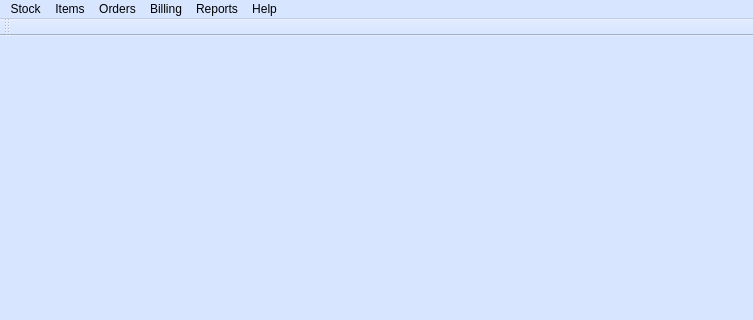
First picture: the form in estorecpp/esmainwindow.ui, repository Watti/estorecpp, before the edit; both pictures show x 0 to 753 and y 0 to 320 of the 753 by 540 pixel window.
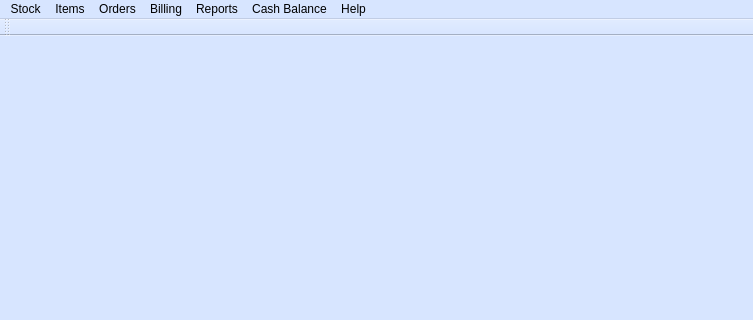
Second picture: the form after the edit.

Commit message: Cash balance related changes

What changed in the file:
```diff
--- a/estorecpp/esmainwindow.ui
+++ b/estorecpp/esmainwindow.ui
@@ -133,11 +133,19 @@
     </property>
     <addaction name="actionManageOrderItems"/>
    </widget>
+   <widget class="QMenu" name="menuCashBalance">
+    <property name="title">
+     <string>Cash Balance</string>
+    </property>
+    <addaction name="actionConfigure"/>
+    <addaction name="actionShowStatus"/>
+   </widget>
    <addaction name="menuStock"/>
    <addaction name="menuItems"/>
    <addaction name="menuOrders"/>
    <addaction name="menuBilling"/>
    <addaction name="menuReports"/>
+   <addaction name="menuCashBalance"/>
    <addaction name="menuHelp"/>
   </widget>
   <widget class="QToolBar" name="mainToolBar">
```
Left out of the diff: 10 changed lines with no effect on the pictures. The commit also changes 20 other files.
